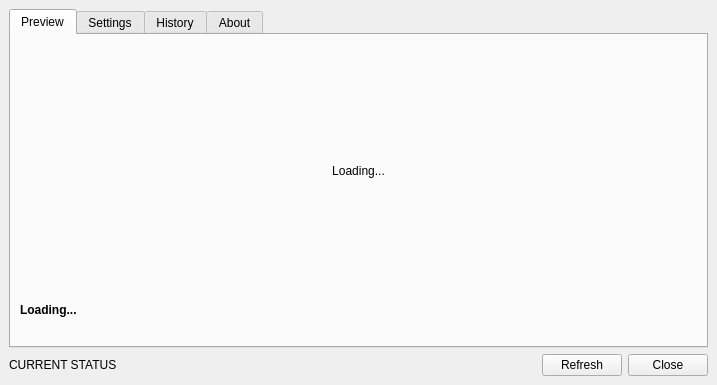
This is ui/mainwindow.ui in se0siris/bing-wallpaper-changer as Qt 5 draws it before an edit. The edited form follows.
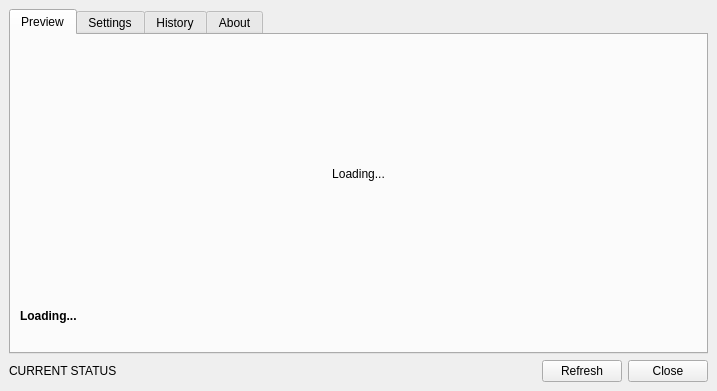
This is the edited form. Icons and pictures are not drawn. Custom widgets are drawn as their Qt base class.

Commit message: Fixed bug from last commit where settings would be loaded and system tray icon colour would try to be set before the system tray icon was created.

Diff of the .ui file:
```diff
--- a/ui/mainwindow.ui
+++ b/ui/mainwindow.ui
@@ -7,7 +7,7 @@
     <x>0</x>
     <y>0</y>
     <width>717</width>
-    <height>385</height>
+    <height>391</height>
    </rect>
   </property>
   <property name="windowTitle">
```
The commit also changes 1 other file.
